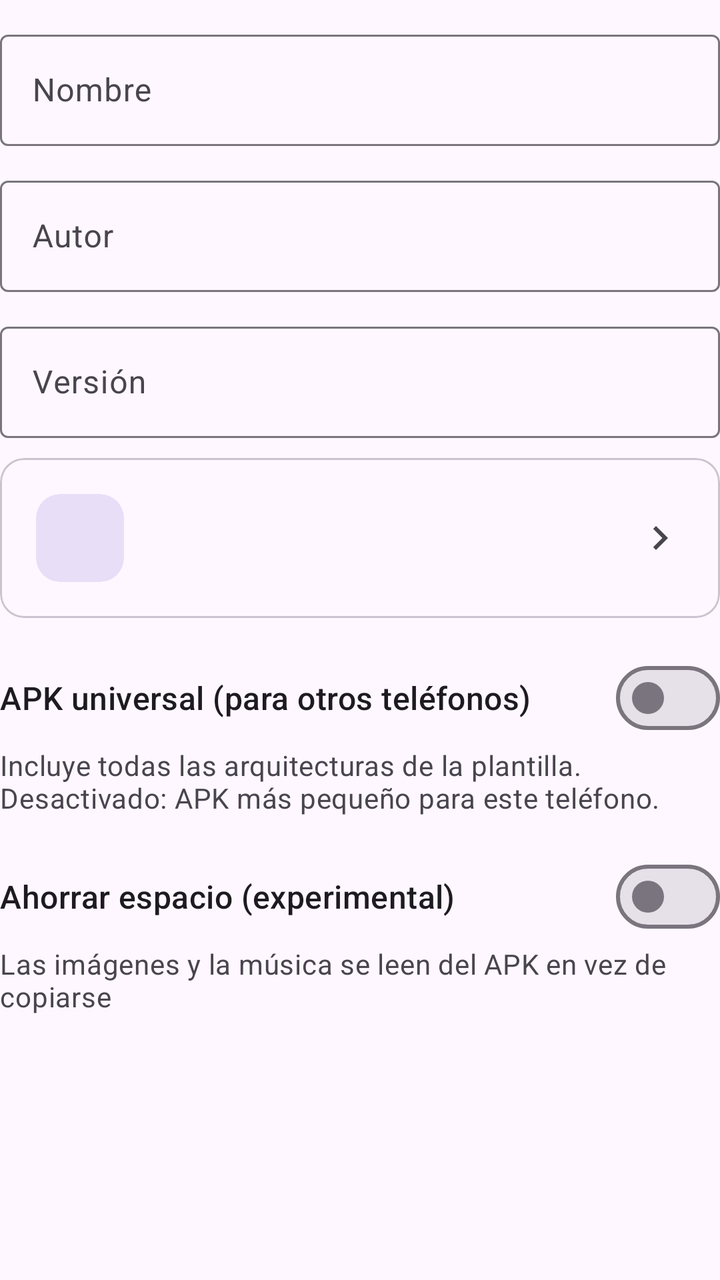
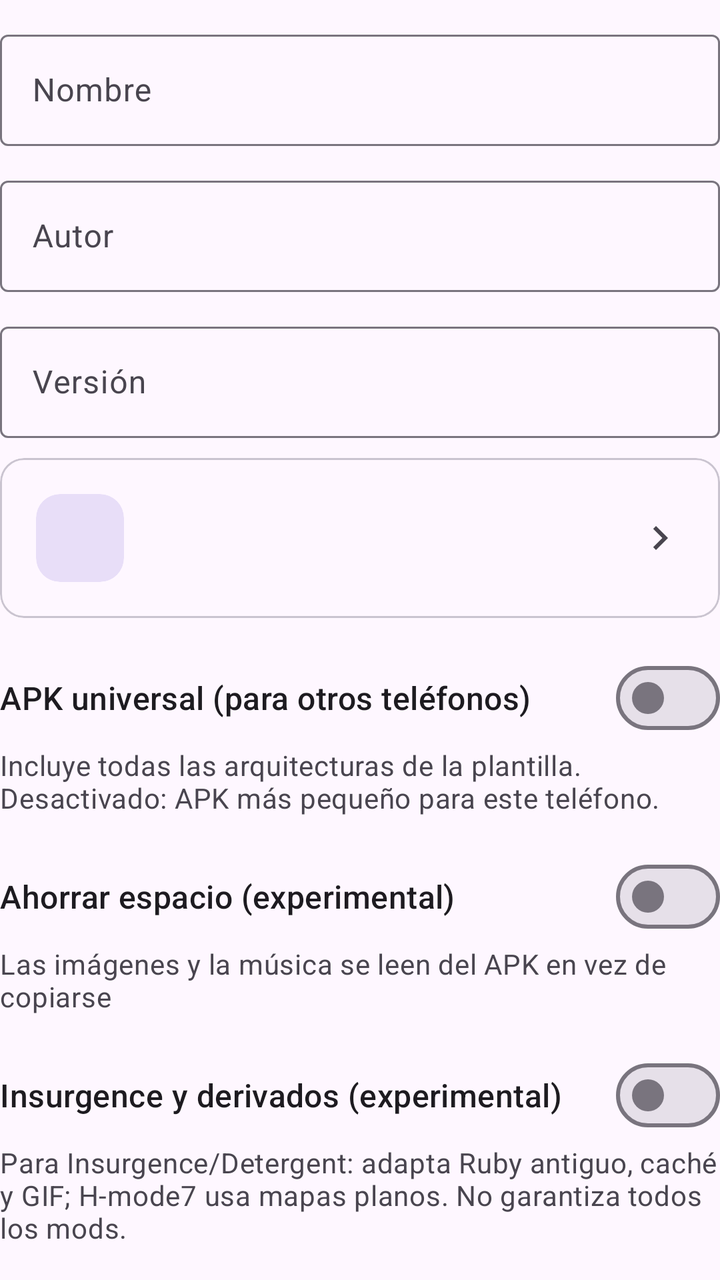

Two renders of the same Android screen: before a commit and after it. Below are the layout's source before the change and the commit's diff.
<!-- AndroidManifest.xml: application theme Theme.RpgmkPort -->
<!-- res/layout/paso_datos.xml -->
<?xml version="1.0" encoding="utf-8"?>
<LinearLayout xmlns:android="http://schemas.android.com/apk/res/android"
    android:layout_width="match_parent"
    android:layout_height="wrap_content"
    android:orientation="vertical">
        <com.google.android.material.textfield.TextInputLayout
            style="@style/Widget.Material3.TextInputLayout.OutlinedBox"
            android:layout_width="match_parent"
            android:layout_height="wrap_content"
            android:layout_marginTop="12dp"
            android:hint="@string/nombre">
            <com.google.android.material.textfield.TextInputEditText
                android:id="@+id/campo_nombre"
                android:layout_width="match_parent"
                android:layout_height="wrap_content"
                android:inputType="text" />
        </com.google.android.material.textfield.TextInputLayout>
        <com.google.android.material.textfield.TextInputLayout
            style="@style/Widget.Material3.TextInputLayout.OutlinedBox"
            android:layout_width="match_parent"
            android:layout_height="wrap_content"
            android:layout_marginTop="12dp"
            android:hint="@string/autor">
            <com.google.android.material.textfield.TextInputEditText
                android:id="@+id/campo_autor"
                android:layout_width="match_parent"
                android:layout_height="wrap_content"
                android:inputType="text" />
        </com.google.android.material.textfield.TextInputLayout>
        <com.google.android.material.textfield.TextInputLayout
            style="@style/Widget.Material3.TextInputLayout.OutlinedBox"
            android:layout_width="match_parent"
            android:layout_height="wrap_content"
            android:layout_marginTop="12dp"
            android:hint="@string/version">
            <com.google.android.material.textfield.TextInputEditText
                android:id="@+id/campo_version"
                android:layout_width="match_parent"
                android:layout_height="wrap_content"
                android:inputType="text" />
        </com.google.android.material.textfield.TextInputLayout>
        <include android:id="@+id/opcion_icono" layout="@layout/opcion" />
        <com.google.android.material.materialswitch.MaterialSwitch
            android:id="@+id/universal"
            android:layout_width="match_parent"
            android:layout_height="wrap_content"
            android:layout_marginTop="16dp"
            android:text="@string/universal"
            android:textAppearance="?attr/textAppearanceTitleMedium" />
        <TextView
            android:layout_width="match_parent"
            android:layout_height="wrap_content"
            android:text="@string/universal_sub"
            android:textAppearance="?attr/textAppearanceBodyMedium"
            android:textColor="?attr/colorOnSurfaceVariant" />
        <com.google.android.material.materialswitch.MaterialSwitch
            android:id="@+id/ahorrar"
            android:layout_width="match_parent"
            android:layout_height="wrap_content"
            android:layout_marginTop="16dp"
            android:text="@string/ahorrar"
            android:textAppearance="?attr/textAppearanceTitleMedium" />
        <TextView
            android:layout_width="match_parent"
            android:layout_height="wrap_content"
            android:text="@string/ahorrar_sub"
            android:textAppearance="?attr/textAppearanceBodyMedium"
            android:textColor="?attr/colorOnSurfaceVariant" />
</LinearLayout>
<!-- res/layout/opcion.xml (included above) -->
<?xml version="1.0" encoding="utf-8"?>
<com.google.android.material.card.MaterialCardView xmlns:android="http://schemas.android.com/apk/res/android"
    xmlns:app="http://schemas.android.com/apk/res-auto"
    style="@style/Widget.Material3.CardView.Outlined"
    android:layout_width="match_parent"
    android:layout_height="wrap_content"
    android:layout_marginTop="10dp"
    android:clickable="true"
    android:focusable="true"
    app:cardCornerRadius="12dp">
    <LinearLayout
        android:layout_width="match_parent"
        android:layout_height="wrap_content"
        android:gravity="center_vertical"
        android:orientation="horizontal"
        android:padding="18dp">
        <com.google.android.material.card.MaterialCardView
            style="@style/Widget.Material3.CardView.Filled"
            android:layout_width="44dp"
            android:layout_height="44dp"
            app:cardBackgroundColor="?attr/colorSecondaryContainer"
            app:cardCornerRadius="12dp">
            <ImageView
                android:id="@+id/icono"
                android:layout_width="24dp"
                android:layout_height="24dp"
                android:layout_gravity="center"
                android:importantForAccessibility="no"
                app:tint="?attr/colorOnSecondaryContainer" />
        </com.google.android.material.card.MaterialCardView>
        <LinearLayout
            android:layout_width="0dp"
            android:layout_height="wrap_content"
            android:layout_marginStart="16dp"
            android:layout_weight="1"
            android:orientation="vertical">
            <TextView
                android:id="@+id/titulo"
                android:layout_width="wrap_content"
                android:layout_height="wrap_content"
                android:textAppearance="?attr/textAppearanceTitleMedium"
                android:textColor="?attr/colorOnSurface" />
            <TextView
                android:id="@+id/sub"
                android:layout_width="wrap_content"
                android:layout_height="wrap_content"
                android:textAppearance="?attr/textAppearanceBodyMedium"
                android:textColor="?attr/colorOnSurfaceVariant" />
        </LinearLayout>
        <ImageView
            android:layout_width="24dp"
            android:layout_height="24dp"
            android:importantForAccessibility="no"
            android:src="@drawable/ic_chevron"
            app:tint="?attr/colorOnSurfaceVariant" />
    </LinearLayout>
</com.google.android.material.card.MaterialCardView>
<!-- resources referenced by this layout -->
<resources>
  <!-- drawable ic_chevron (drawable) -->
  <?xml version="1.0" encoding="utf-8"?>
  <vector xmlns:android="http://schemas.android.com/apk/res/android" android:width="24dp" android:height="24dp" android:viewportWidth="24" android:viewportHeight="24" android:tint="?attr/colorControlNormal" android:autoMirrored="true">
      <path android:fillColor="@android:color/white" android:pathData="M10,6L8.59,7.41 13.17,12l-4.58,4.59L10,18l6,-6z"/>
  </vector>
  <string name="ahorrar">Ahorrar espacio (experimental)</string>
  <string name="ahorrar_sub">Las imágenes y la música se leen del APK en vez de copiarse</string>
  <string name="autor">Autor</string>
  <string name="nombre">Nombre</string>
  <string name="universal">APK universal (para otros teléfonos)</string>
  <string name="universal_sub">Incluye todas las arquitecturas de la plantilla. Desactivado: APK más pequeño para este teléfono.</string>
  <string name="version">Versión</string>
  <style name="Theme.RpgmkPort" parent="Theme.Material3.DayNight.NoActionBar">
          <item name="colorPrimary">@color/semilla</item>
          <item name="android:windowLightStatusBar">?attr/isLightTheme</item>
          <item name="android:windowLightNavigationBar">?attr/isLightTheme</item>
          <item name="android:statusBarColor">@android:color/transparent</item>
          <item name="android:navigationBarColor">@android:color/transparent</item>
      </style>
  <color name="semilla">#5E548E</color>
</resources>

<!-- the commit's change to res/layout/paso_datos.xml (unified diff, before → after) -->
@@ -66,6 +66,19 @@
             android:text="@string/ahorrar_sub"
             android:textAppearance="?attr/textAppearanceBodyMedium"
             android:textColor="?attr/colorOnSurfaceVariant" />
+        <com.google.android.material.materialswitch.MaterialSwitch
+            android:id="@+id/insurgence"
+            android:layout_width="match_parent"
+            android:layout_height="wrap_content"
+            android:layout_marginTop="16dp"
+            android:text="@string/insurgence"
+            android:textAppearance="?attr/textAppearanceTitleMedium" />
+        <TextView
+            android:layout_width="match_parent"
+            android:layout_height="wrap_content"
+            android:text="@string/insurgence_sub"
+            android:textAppearance="?attr/textAppearanceBodyMedium"
+            android:textColor="?attr/colorOnSurfaceVariant" />
 </LinearLayout>
 <!-- res/layout/opcion.xml (included above) -->
 <?xml version="1.0" encoding="utf-8"?>
<!-- resource entries referenced after the edit -->
@@ -8,6 +8,8 @@
   <string name="ahorrar">Ahorrar espacio (experimental)</string>
   <string name="ahorrar_sub">Las imágenes y la música se leen del APK en vez de copiarse</string>
   <string name="autor">Autor</string>
+  <string name="insurgence">Insurgence y derivados (experimental)</string>
+  <string name="insurgence_sub">Para Insurgence/Detergent: adapta Ruby antiguo, caché y GIF; H-mode7 usa mapas planos. No garantiza todos los mods.</string>
   <string name="nombre">Nombre</string>
   <string name="universal">APK universal (para otros teléfonos)</string>
   <string name="universal_sub">Incluye todas las arquitecturas de la plantilla. Desactivado: APK más pequeño para este teléfono.</string>
